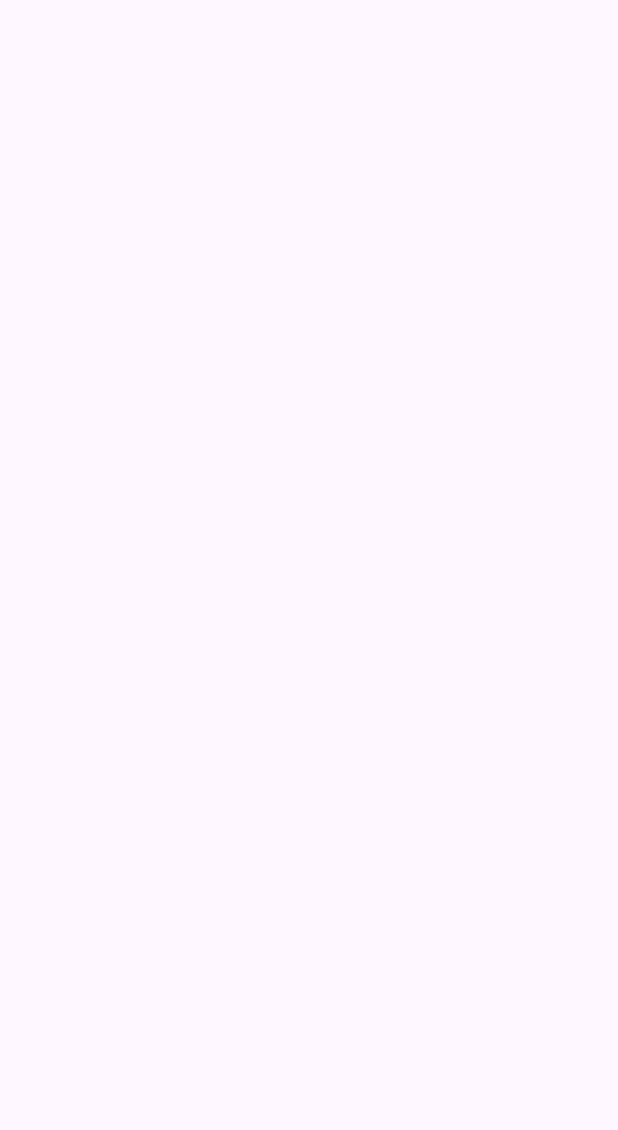
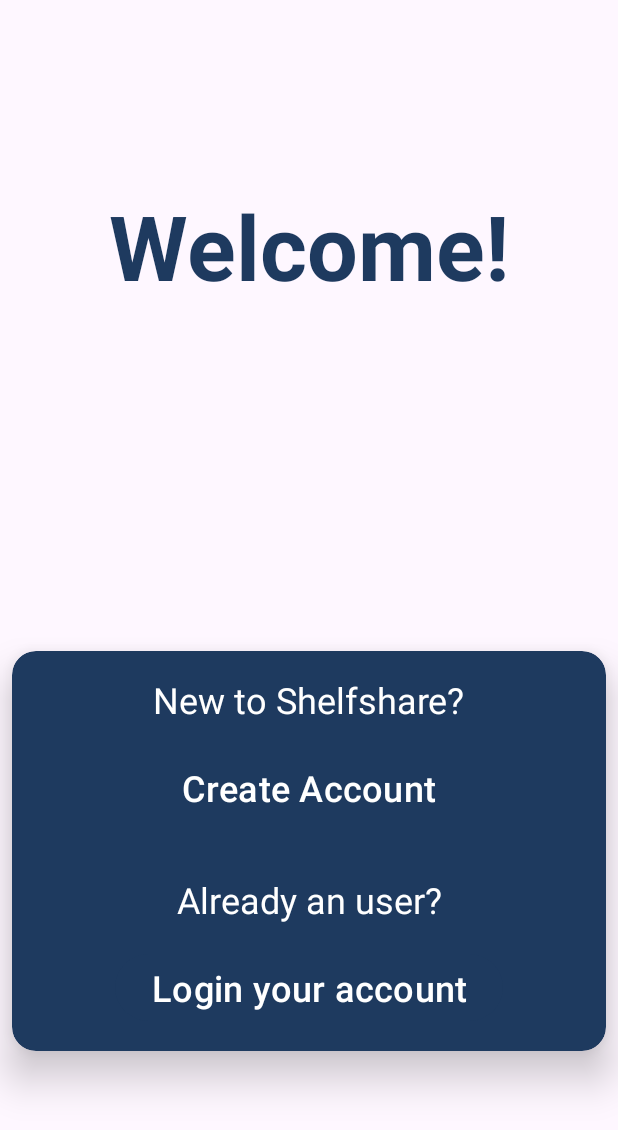
Before and after one commit to gsoaresslv/Shelfshare-app, an Android app: the screen it shows after launch (LauncherActivity before the commit, WelcomeActivity after it), on a phone screen of 412 x 824 dp. Before the commit the part shown is empty. Shown: the top 1130 px of the screen. Run offline under Robolectric (Android 15) with nearby library versions, the phone set to English and light mode, and no system bars.

```diff
--- a/app/src/main/java/silva/guilherme/shelfshare/LauncherActivity.java
+++ b/app/src/main/java/silva/guilherme/shelfshare/LauncherActivity.java
@@ -1,5 +1,6 @@
 package silva.guilherme.shelfshare;
 
+import android.content.Intent;
 import android.os.Bundle;
 
 import androidx.activity.EdgeToEdge;
@@ -22,5 +23,7 @@ public class LauncherActivity extends AppCompatActivity {
         });
 
         // DEFINIR VERIFICACAO DE LOGIN
+        Intent intent = new Intent(this, WelcomeActivity.class);
+        startActivity(intent);
     }
 }
--- a/app/src/main/res/layout/activity_welcome.xml
+++ b/app/src/main/res/layout/activity_welcome.xml
@@ -5,7 +5,6 @@
     android:id="@+id/main"
     android:layout_width="match_parent"
     android:layout_height="match_parent"
-    android:background="@color/gray"
     tools:context=".WelcomeActivity">
 
     <TextView
@@ -44,6 +43,8 @@
         android:layout_marginEnd="8dp"
         android:layout_marginBottom="24dp"
         app:cardBackgroundColor="?attr/colorPrimary"
+        app:cardCornerRadius="16dp"
+        app:cardElevation="16dp"
         app:layout_constraintBottom_toBottomOf="parent"
         app:layout_constraintEnd_toEndOf="parent"
         app:layout_constraintStart_toStartOf="parent"
@@ -74,6 +75,7 @@
                 android:layout_height="wrap_content"
                 android:layout_marginTop="8dp"
                 android:layout_marginBottom="16dp"
+                android:background="@color/gray"
                 android:text="Create Account"
                 android:textSize="24sp"
                 app:layout_constraintBottom_toTopOf="@+id/tv_welcome_login"
```
Also changed, not shown: app/src/main/java/silva/guilherme/shelfshare/LoginActivity.java (+20 -0 lines).
